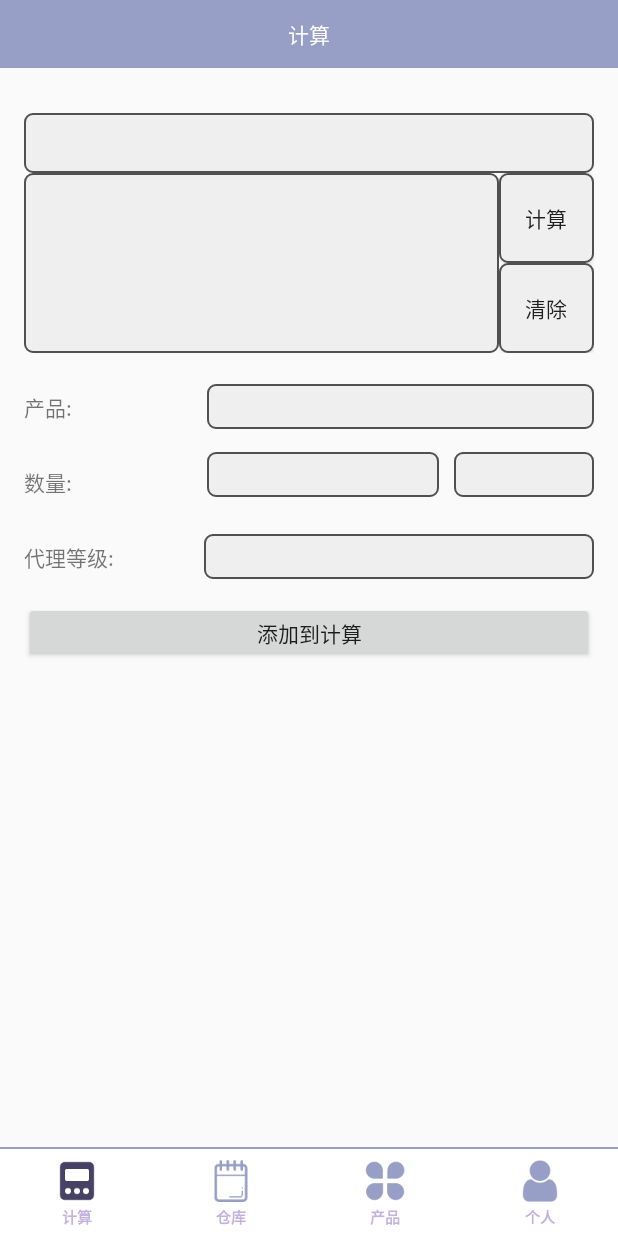
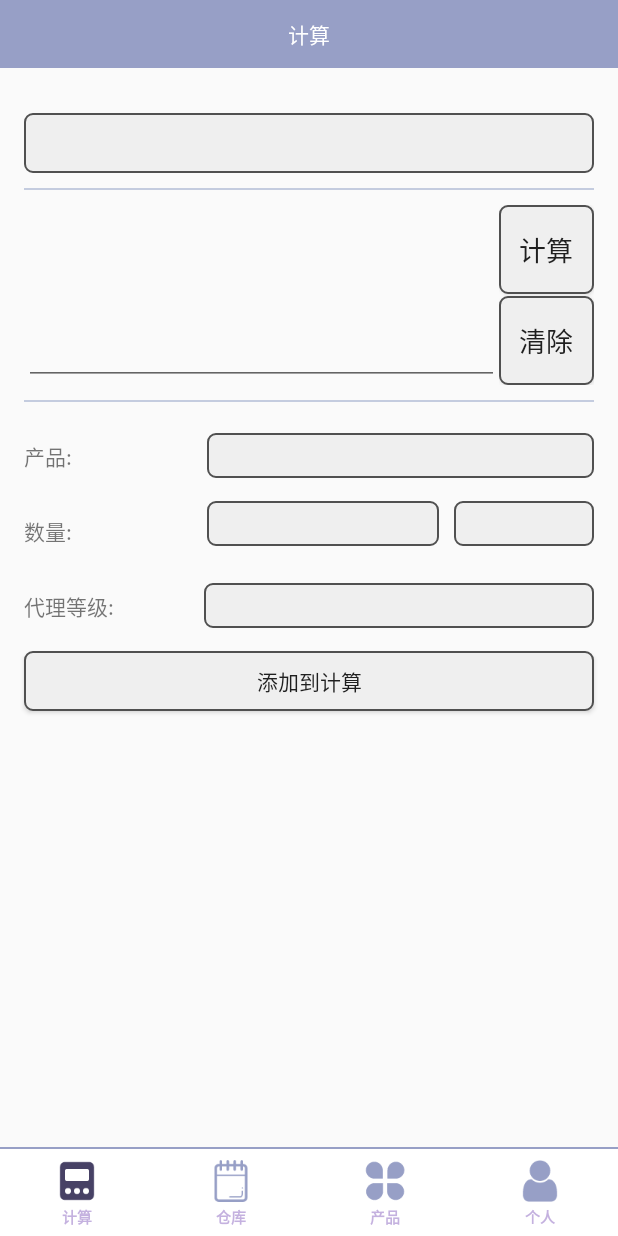
Before and after one commit to AzerothRevere/KaiEr, an Android app: the CalculationFragment screen opened directly, with no data from a screen before it, on a phone screen of 412 x 824 dp. Run offline under Robolectric (Android 15) with nearby library versions, the phone set to English and light mode, and no system bars.

Commit message:
适当美化UI

```diff
--- a/app/src/main/java/com/eatchicken/kaier/fragment/CalculationFragment.java
+++ b/app/src/main/java/com/eatchicken/kaier/fragment/CalculationFragment.java
@@ -15,9 +15,16 @@ import com.eatchicken.kaier.R;
 
 public class CalculationFragment extends Fragment {
     private TextView title;
-    private EditText result,outlook,amount;
-    private Spinner products,box,agentLevel;
-    private Button calculation,clear,addToCalculation;
+    private EditText amount;
+    private EditText calculateInput;
+    private EditText result;
+    private Spinner products;
+    private Spinner box;
+    private Spinner agentLevel;
+    private Button calculation;
+    private Button clear;
+    private Button addToCalculation;
+
     @Override
     public View onCreateView(LayoutInflater inflater, ViewGroup container, Bundle savedInstanceState) {
         return inflater.inflate(R.layout.fragment_calculation, container, false);
@@ -32,8 +39,8 @@ public class CalculationFragment extends Fragment {
     private void initView(View view) {
         title = view.findViewById(R.id.title);
         title.setText(R.string.calculation);
-        result =view.findViewById(R.id.result);
-        outlook = view.findViewById(R.id.out_look_text_view);
+        result = view.findViewById(R.id.result);
+        calculateInput = view.findViewById(R.id.calculate_input);
         amount = view.findViewById(R.id.amount_text);
         products = view.findViewById(R.id.spinner_product);
         box = view.findViewById(R.id.spinner_box);
--- a/app/src/main/res/drawable/edittext_bg.xml
+++ b/app/src/main/res/drawable/edittext_bg.xml
@@ -1,8 +1,6 @@
 <?xml version="1.0" encoding="utf-8"?>
-
-        <shape
-            xmlns:android="http://schemas.android.com/apk/res/android"
-            android:shape="rectangle" >
+<shape xmlns:android="http://schemas.android.com/apk/res/android"
+    android:shape="rectangle">
     <solid android:color="@color/gray2" />
 
     <corners
--- a/app/src/main/res/layout/fragment_calculation.xml
+++ b/app/src/main/res/layout/fragment_calculation.xml
@@ -15,6 +15,15 @@
         android:layout_marginTop="@dimen/margin30"
         android:background="@drawable/edittext_bg" />
 
+    <View
+        android:layout_width="match_parent"
+        android:layout_height="@dimen/height1"
+        android:layout_marginBottom="@dimen/margin10"
+        android:layout_marginEnd="@dimen/margin16"
+        android:layout_marginStart="@dimen/margin16"
+        android:layout_marginTop="@dimen/margin10"
+        android:background="@color/colorAccent" />
+
     <LinearLayout
         android:layout_width="match_parent"
         android:layout_height="wrap_content"
@@ -23,11 +32,10 @@
         android:orientation="horizontal">
 
         <EditText
-            android:id="@+id/out_look_text_view"
+            android:id="@+id/calculate_input"
             android:layout_width="0dp"
             android:layout_height="@dimen/height120"
-            android:layout_weight="5"
-            android:background="@drawable/edittext_bg" />
+            android:layout_weight="5" />
 
         <LinearLayout
             android:layout_width="0dp"
@@ -41,19 +49,30 @@
                 android:layout_height="0dp"
                 android:layout_weight="1"
                 android:background="@drawable/edittext_bg"
-                android:text="@string/calculation" />
+                android:text="@string/calculation"
+                android:textSize="@dimen/text_size18" />
 
             <Button
                 android:id="@+id/btn_clear"
                 android:layout_width="match_parent"
                 android:layout_height="0dp"
+                android:layout_marginTop="@dimen/height1"
                 android:layout_weight="1"
                 android:background="@drawable/edittext_bg"
-                android:text="@string/clear" />
+                android:text="@string/clear"
+                android:textSize="@dimen/text_size18" />
 
         </LinearLayout>
 
     </LinearLayout>
+
+    <View
+        android:layout_width="match_parent"
+        android:layout_height="@dimen/height1"
+        android:layout_marginEnd="@dimen/margin16"
+        android:layout_marginStart="@dimen/margin16"
+        android:layout_marginTop="@dimen/margin10"
+        android:background="@color/colorAccent" />
 
     <LinearLayout
         android:layout_width="match_parent"
@@ -148,5 +167,6 @@
         android:layout_marginEnd="@dimen/margin16"
         android:layout_marginStart="@dimen/margin16"
         android:layout_marginTop="@dimen/margin10"
+        android:background="@drawable/edittext_bg"
         android:text="@string/add_to_calculation" />
 </LinearLayout>
```
Lines whose indentation alone changed are shown as unchanged.
